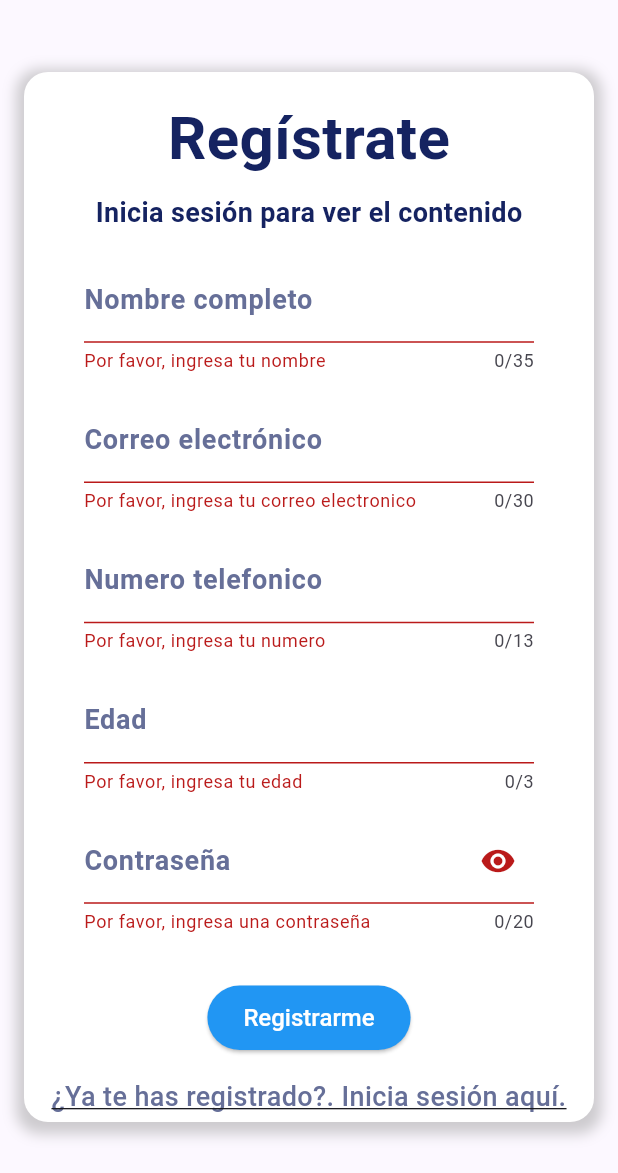
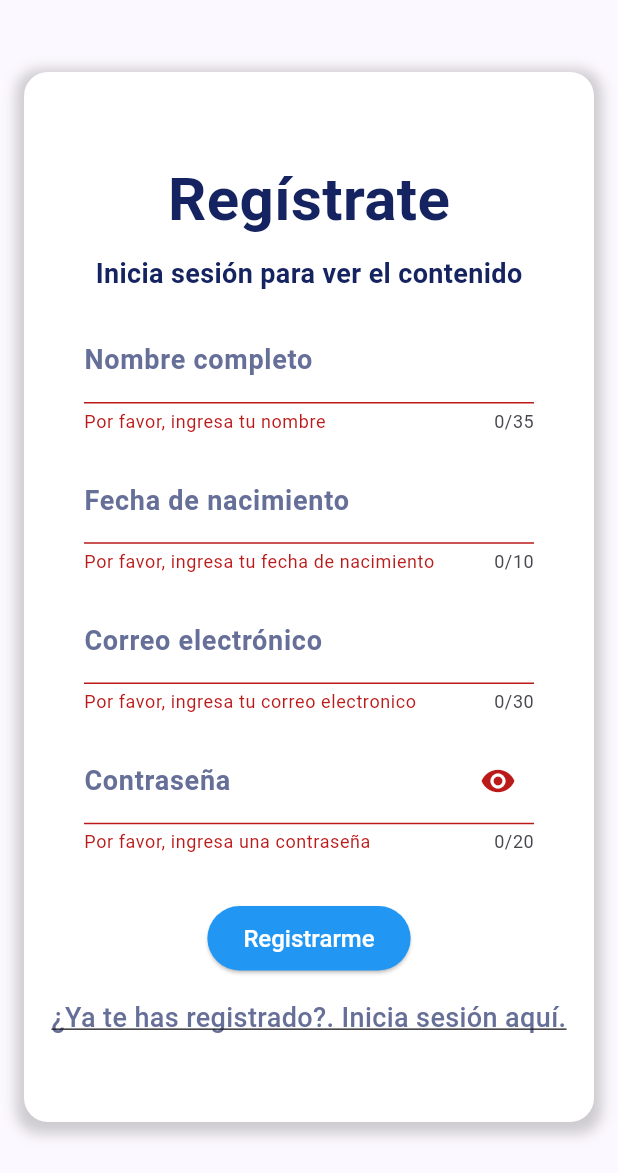
Before and after one commit to danielpg10/flutter_balcoder_firstapp, a Flutter app: the Register screen opened directly, after a tap on "Registrarme", after a tap on the "search" icon, on a phone screen of 412 x 824 dp, the part 63-1236 px from its top. Run offline on Flutter 3.47's test engine with Material 3 defaults, Android fonts, the light colour scheme and no system bars.

Commit message:
Formulario register corregido con los campos requeridos en el documento

```diff
--- a/lib/ui/auth/register/register.dart
+++ b/lib/ui/auth/register/register.dart
@@ -16,10 +16,8 @@ class Register extends StatefulWidget {
 class _RegisterState extends State<Register> with TextFormValidator {
   TextEditingController _nameController = TextEditingController();
   TextEditingController _emailController = TextEditingController();
-  TextEditingController _numberController = TextEditingController();
-  TextEditingController _ageController = TextEditingController();
+  TextEditingController _dateController = TextEditingController();
   TextEditingController _passwordController = TextEditingController();
-  TextEditingController _rpasswordController = TextEditingController();
   final GlobalKey<FormState> _formKey = GlobalKey<FormState>();
   bool _obscureText = true;
 
@@ -91,6 +89,25 @@ class _RegisterState extends State<Register> with TextFormValidator {
                     ),
                   ),
                   const SizedBox(height: 16),
+                    Container(
+                      width: 300,
+                      child: TextFormField(
+                        controller: _dateController,
+                        decoration: const InputDecoration(
+                          labelText: "Fecha de nacimiento",
+                          hintText: "dd/mm/yyyy",
+                          labelStyle: TextStyle(
+                            fontSize: 18,
+                            color: Color(0xFF666F98),
+                            fontWeight: FontWeight.bold,
+                          ),
+                        ),
+                        maxLength: 10,
+                        validator: validateDate,
+                        keyboardType: TextInputType.datetime,
+                      ),
+                    ),
+                  const SizedBox(height: 16),
                   Container(
                     width: 300,
                     child: TextFormField(
@@ -106,42 +123,6 @@ class _RegisterState extends State<Register> with TextFormValidator {
                       ),
                       maxLength: 30,
                       validator: validateEmail,
-                    ),
-                  ),
-                  const SizedBox(height: 16),
-                  Container(
-                    width: 300,
-                    child: TextFormField(
-                      controller: _numberController,
-                      decoration: const InputDecoration(
-                        labelText: "Numero telefonico",
-                        hintText: "Por favor, ingresa tu numero telefonico",
-                        labelStyle: TextStyle(
-                          fontSize: 18,
-                          color: Color(0xFF666F98),
-                          fontWeight: FontWeight.bold,
-                        ),
-                      ),
-                      maxLength: 13,
-                      validator: validateNumber,
-                    ),
-                  ),
-                  const SizedBox(height: 16),
-                  Container(
-                    width: 300,
-                    child: TextFormField(
-                      controller: _ageController,
-                      decoration: const InputDecoration(
-                        labelText: "Edad",
-                        hintText: "Por favor, ingresa tu edad",
-                        labelStyle: TextStyle(
-                          fontSize: 18,
-                          color: Color(0xFF666F98),
-                          fontWeight: FontWeight.bold,
-                        ),
-                      ),
-                      maxLength: 3,
-                      validator: validateAge,
                     ),
                   ),
                   const SizedBox(height: 16),
@@ -173,24 +154,6 @@ class _RegisterState extends State<Register> with TextFormValidator {
                       validator: validatePassword,
                     ),
                   ),
-          /*      const SizedBox(height: 16),
-                  Container(
-                    width: 300,
-                    child: TextFormField(
-                      controller: _rpasswordController,
-                      obscureText: true,
-                      decoration: const InputDecoration(
-                        labelText: "Repite contraseña",
-                        hintText: "Por favor, repite tu contraseña",
-                        labelStyle: TextStyle(
-                          fontSize: 18,
-                          color: Color(0xFF666F98),
-                          fontWeight: FontWeight.bold,
-                        ),
-                      ),
-                      validator: validateRPassword,
-                    ),
-                  ), */
                   const SizedBox(height: 32),
                   ElevatedButton(
                     onPressed: () {
--- a/lib/utils/mixins/text_form_validator_mixin.dart
+++ b/lib/utils/mixins/text_form_validator_mixin.dart
@@ -26,23 +26,38 @@ String? validateEmail(String? value) {
   }
 }
 
-String? validateNumber(String? value) {
-  final numericRegex = RegExp(r'^\d+$');
+String? validateDate(String? value) {
   if (value == null || value.isEmpty) {
-    return 'Por favor, ingresa tu numero';
-  } else if(!numericRegex.hasMatch(value)) {
-    return 'Por favor, ingresa solo numeros';
+    return 'Por favor, ingresa tu fecha de nacimiento';
   }
+
+  final dateRegex = RegExp(r'^\d{2}/\d{2}/\d{4}$');
+  if (!dateRegex.hasMatch(value)) {
+    return 'Formato de fecha inválido. (dd/mm/yyyy)';
+  }
+
+  final parts = value.split('/');
+  final day = int.tryParse(parts[0]);
+  final month = int.tryParse(parts[1]);
+  final year = int.tryParse(parts[2]);
+
+  if (day == null || month == null || year == null) {
+    return 'Por favor, pon una fecha';
+  }
+
+  final date = DateTime(year, month, day);
+  if (date.year != year || date.month != month || date.day != day) {
+    return 'Por favor, pon una fecha valida';
+  }
+
+  final today = DateTime.now();
+  if (date.isAfter(today)) {
+    return 'La fecha no puede ser en el futuro';
+  }
+
+  return null;
 }
 
-String? validateAge(String? value) {
-  final ageRegex = RegExp(r'^\d+$');
-  if (value == null || value.isEmpty) {
-    return 'Por favor, ingresa tu edad';
-  } else if(!ageRegex.hasMatch(value)) {
-    return 'Por favor, ingresa una edad valida';
-  }
-}
 
 String? validatePassword(String? value) {
   final passwordRegex = RegExp(r'^[a-zA-Z0-9 ]+$');
```
